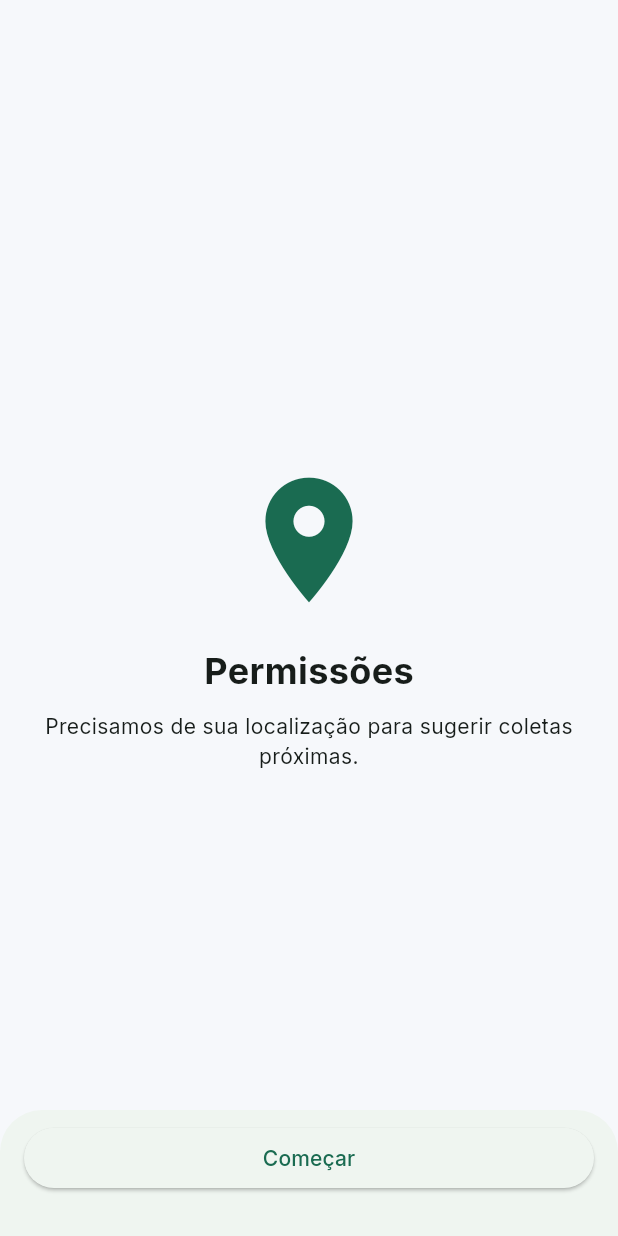
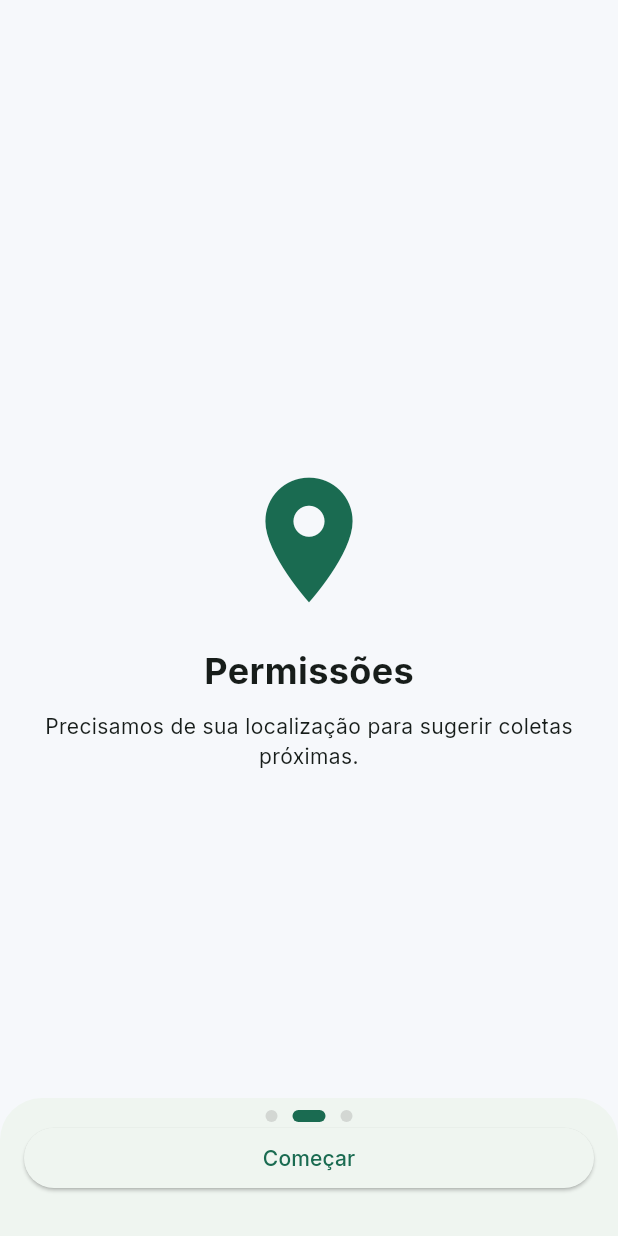
Before and after one commit to HugoValuar03/Hackathon_hackagua, a Flutter app: the screen it shows after launch, swiped to page 2, on a phone screen of 412 x 824 dp. Run offline on Flutter 3.47's test engine with Material 3 defaults, Android fonts, the phone set to English and light mode, and no system bars; our stand-ins replace flutter_svg, geolocator, google_fonts, shared_preferences, sqflite; accounts and stored records are empty.

Commit message:
Cria dots de navegação no carrossel

```diff
--- a/lib/screens/onboarding_screen.dart
+++ b/lib/screens/onboarding_screen.dart
@@ -14,6 +14,25 @@ class _OnboardingScreenState extends State<OnboardingScreen> {
 
   @override
   Widget build(BuildContext context) {
+
+    final pages = <Widget>[
+      _buildPage(
+        'Bem-vindo ao BioCycle',
+        'Conectamos geradores e coletores de resíduos orgânicos.',
+        Icons.eco,
+      ),
+      _buildPage(
+        'Permissões',
+        'Precisamos de sua localização para sugerir coletas próximas.',
+        Icons.location_on,
+      ),
+      _buildPage(
+        'Comece Agora',
+        'Cadastre geradores e solicite coletas facilmente.',
+        Icons.check,
+      ),
+    ];
+
     return Scaffold(
       body: PageView(
         controller: _controller,
@@ -42,6 +61,15 @@ class _OnboardingScreenState extends State<OnboardingScreen> {
           child: Column(
             mainAxisSize: MainAxisSize.min,
             children: [
+              _DotsIndicator(
+                count: pages.length,
+                index: _currentPage,
+                onDotTap: (i) => _controller.animateToPage(
+                  i,
+                  duration: const Duration(milliseconds: 280),
+                  curve: Curves.easeOut,
+                ),
+              ),
               SizedBox(
                 width: double.infinity,
                 child: ElevatedButton(
@@ -86,3 +114,47 @@ class _OnboardingScreenState extends State<OnboardingScreen> {
     );
   }
 }
+
+class _DotsIndicator extends StatelessWidget {
+  const _DotsIndicator({
+    required this.count,
+    required this.index,
+    this.onDotTap,
+  });
+
+  final int count;
+  final int index;
+  final ValueChanged<int>? onDotTap;
+
+  @override
+  Widget build(BuildContext context) {
+    final activeColor = Theme
+        .of(context)
+        .colorScheme
+        .primary;
+    final inactiveColor = Colors.grey.withOpacity(0.35);
+
+    return Row(
+      mainAxisAlignment: MainAxisAlignment.center,
+      children: List.generate(count, (i) {
+        final isActive = i == index;
+        return GestureDetector(
+          onTap: onDotTap == null ? null : () => onDotTap!(i),
+          behavior: HitTestBehavior.opaque,
+          child: AnimatedContainer(
+            duration: const Duration(milliseconds: 220),
+            curve: Curves.easeOut,
+            margin: const EdgeInsets.symmetric(horizontal: 5),
+            height: 8,
+            width: isActive ? 22 : 8,
+            // vira “pill” quando ativo
+            decoration: BoxDecoration(
+              color: isActive ? activeColor : inactiveColor,
+              borderRadius: BorderRadius.circular(999),
+            ),
+          ),
+        );
+      }),
+    );
+  }
+}
```
